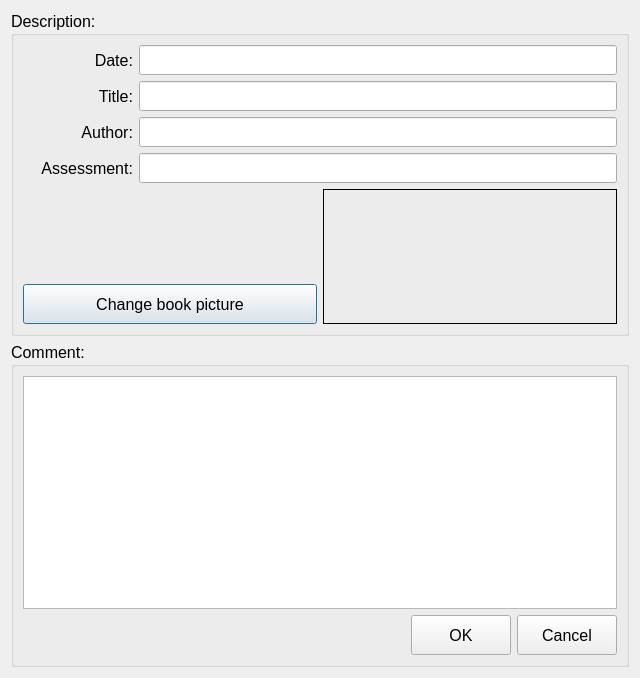
Qt form dialog.ui (artemsmolyak/books) before a commit.
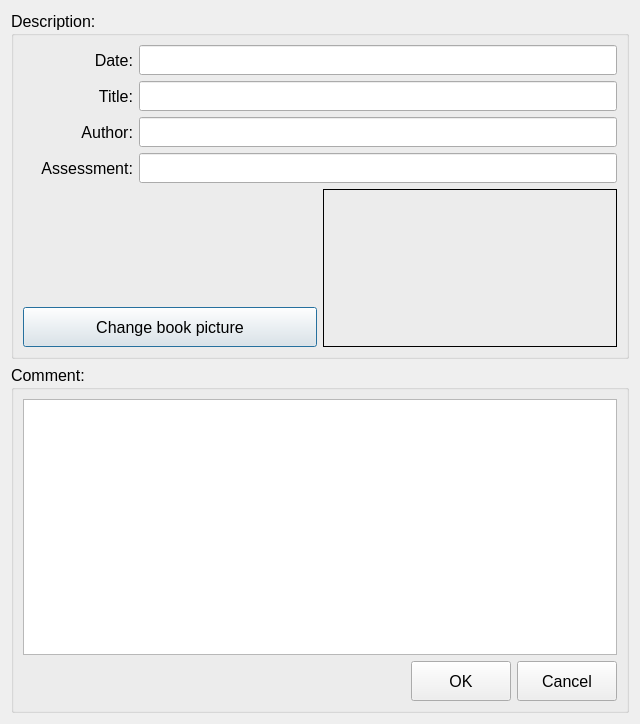
The same form after that commit. Icons and pictures are not drawn.

The edit to the form file:
```diff
--- a/dialog.ui
+++ b/dialog.ui
@@ -7,7 +7,7 @@
     <x>0</x>
     <y>0</y>
     <width>640</width>
-    <height>678</height>
+    <height>724</height>
    </rect>
   </property>
   <property name="minimumSize">
```
